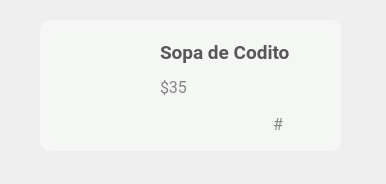
MrDanielG/IHC-ElPatio, file El-Patio/mesero/mesero_tarjeta_menu.ui: the form before one commit.
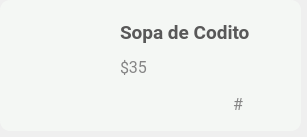
The form after the commit. Icons and pictures are not drawn.

What changed in the file:
```diff
--- a/El-Patio/mesero/mesero_tarjeta_menu.ui
+++ b/El-Patio/mesero/mesero_tarjeta_menu.ui
@@ -6,32 +6,31 @@
    <rect>
     <x>0</x>
     <y>0</y>
-    <width>386</width>
-    <height>184</height>
+    <width>307</width>
+    <height>137</height>
    </rect>
   </property>
   <property name="windowTitle">
    <string>Form</string>
   </property>
-  <widget class="QFrame" name="frame">
+  <widget class="QLabel" name="label">
    <property name="geometry">
     <rect>
-     <x>40</x>
-     <y>20</y>
+     <x>0</x>
+     <y>0</y>
      <width>301</width>
      <height>131</height>
     </rect>
    </property>
    <property name="styleSheet">
     <string notr="true">border-radius: 10px;
-background-color: #F4F7F4;</string>
+background-color: #F4F7F4;
+</string>
    </property>
-   <property name="frameShape">
-    <enum>QFrame::StyledPanel</enum>
+   <property name="text">
+    <string/>
    </property>
-   <property name="frameShadow">
-    <enum>QFrame::Raised</enum>
-   </property>
+  </widget>
    <widget class="QWidget" name="layoutWidget">
     <property name="geometry">
      <rect>
@@ -124,7 +123,8 @@
            </property>
            <property name="styleSheet">
             <string notr="true">background-image: url(:/iconos/resources/editarPlato.png) 0 0 0 0 stretch stretch;
-background-repeat: no-repeat;</string>
+background-repeat: no-repeat;
+border: none;</string>
            </property>
            <property name="text">
             <string/>
@@ -166,7 +166,8 @@
            </property>
            <property name="styleSheet">
             <string notr="true">background-image: url(:/iconos/resources/menosPlatillo.png);
-background-repeat: no-repeat;</string>
+background-repeat: no-repeat;
+border: none;</string>
            </property>
            <property name="text">
             <string/>
@@ -202,7 +203,8 @@
            </property>
            <property name="styleSheet">
             <string notr="true">background-image: url(:/iconos/resources/masPlatillo.png);
-background-repeat: no-repeat;</string>
+background-repeat: no-repeat;
+border: none;</string>
            </property>
            <property name="text">
             <string/>
@@ -214,7 +216,6 @@
       </layout>
      </item>
     </layout>
-   </widget>
   </widget>
  </widget>
  <resources/>
```
Lines whose indentation alone changed are shown as unchanged.
